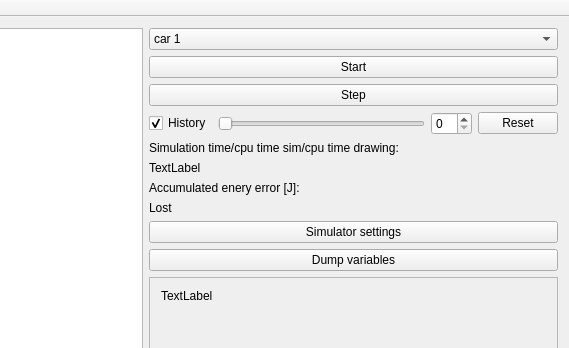
Qt form src/mainwindow.ui (marcuslil/Marcus-physics-engine) before a commit; both pictures show x 277 to 846 and y 0 to 348 of the 846 by 577 pixel window.
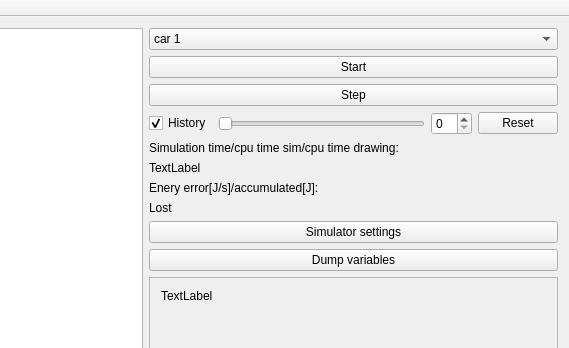
The same form after that commit. Custom widgets are drawn as their Qt base class.

Diff of the .ui file:
```diff
--- a/src/mainwindow.ui
+++ b/src/mainwindow.ui
@@ -225,7 +225,7 @@
          </sizepolicy>
         </property>
         <property name="text">
-         <string>Accumulated enery error [J]:</string>
+         <string>Enery error[J/s]/accumulated[J]:</string>
         </property>
        </widget>
       </item>
```
